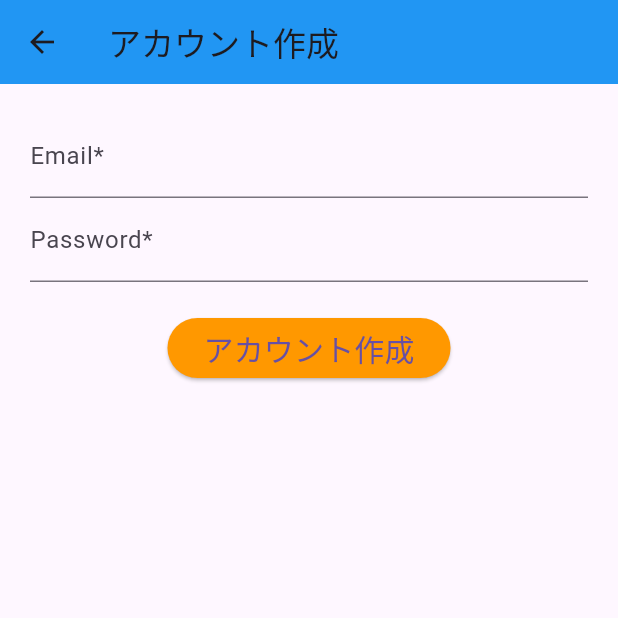
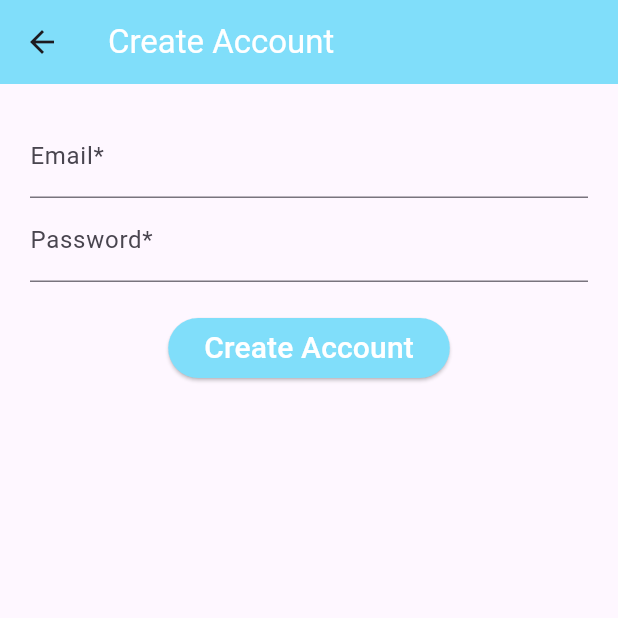
Before and after one commit to katsualonso14/PandaFlutter, a Flutter app: the RegisterPage screen opened by its route, on a phone screen of 412 x 824 dp, the top half of it. Run offline on Flutter 3.47's test engine with Material 3 defaults, Android fonts, the phone set to English and light mode, and no system bars; our stand-ins replace cloud_firestore, firebase_auth, firebase_core, flutter_hooks, google_mobile_ads, shared_preferences; accounts and stored records are empty; network calls fail.

Commit message:
back ads

```diff
--- a/lib/pages/no_login_aleat_dialog.dart
+++ b/lib/pages/no_login_aleat_dialog.dart
@@ -7,8 +7,8 @@ class NoLoginAlertDialog extends StatelessWidget {
   @override
   Widget build(BuildContext context) {
     return AlertDialog(
-      title: const Text('イベントの追加について'),
-      content: const Text('イベントを追加するにはログインしてください'),
+      title: const Text('Add Event'),
+      content: const Text('Please login to add an event.'),
       actions: [
         TextButton(
           onPressed: () {
--- a/lib/pages/post_add_page.dart
+++ b/lib/pages/post_add_page.dart
@@ -109,7 +109,9 @@ class _PostAddPageState extends State<PostAddPage> {
 
               },
               child: const Text('Submit'),
-            )
+            ),
+            const SizedBox(height: 30),
+            const MyAdBanner(),
           ]
         ),
       ),
--- a/lib/pages/register_page.dart
+++ b/lib/pages/register_page.dart
@@ -19,14 +19,14 @@ class _RegisterPageState extends State<RegisterPage> {
   Widget build(BuildContext context) {
     return Scaffold(
       appBar: AppBar(
-        title: Text("アカウント作成"),
-        backgroundColor: Colors.blue,
+        title: const Text("Create Account", style: TextStyle(color: Colors.white)),
+        backgroundColor: const Color.fromRGBO(128, 222, 250, 1),
       ),
-      body: registerscreen(),
+      body: registerScreen(),
     );
   }
 
-  Widget registerscreen() {
+  Widget registerScreen() {
     return Container(
         padding: const EdgeInsets.all(20.0),
         child: SingleChildScrollView(
@@ -35,31 +35,32 @@ class _RegisterPageState extends State<RegisterPage> {
               child: Column(
                 children: <Widget>[
                   TextFormField(
-                    decoration: InputDecoration(
+                    decoration: const InputDecoration(
                         labelText: 'Email*', hintText: "example@gmail.com"),
                     controller: emailInputController,
                     keyboardType: TextInputType.emailAddress,
                     validator: emailValidator,
                   ),
                   TextFormField(
-                    decoration: InputDecoration(
+                    decoration: const InputDecoration(
                         labelText: 'Password*', hintText: "********"),
                     controller: pwdInputController,
                     obscureText: true,
                     validator: pwdValidator,
                   ),
-                  Padding(
+                  const Padding(
                       padding: EdgeInsets.all(10.0)
                   ),
                   ElevatedButton(
-                    child: Text(
-                      "アカウント作成",
+                    child: const Text(
+                      "Create Account",
                       style: TextStyle(
                         fontSize: 20.0,
+                        color: Colors.white,
                       ),
                     ),
                     style: ElevatedButton.styleFrom(
-                        backgroundColor: Colors.orange
+                        backgroundColor: const Color.fromRGBO(128, 222, 250, 1),
                     ),
                     onPressed: () async {
                       // フォームが有効か否かチェック
```
Also changed, not shown: lib/pages/login.dart (+5 -3 lines), lib/pages/no_login_page.dart (+5 -3 lines).
